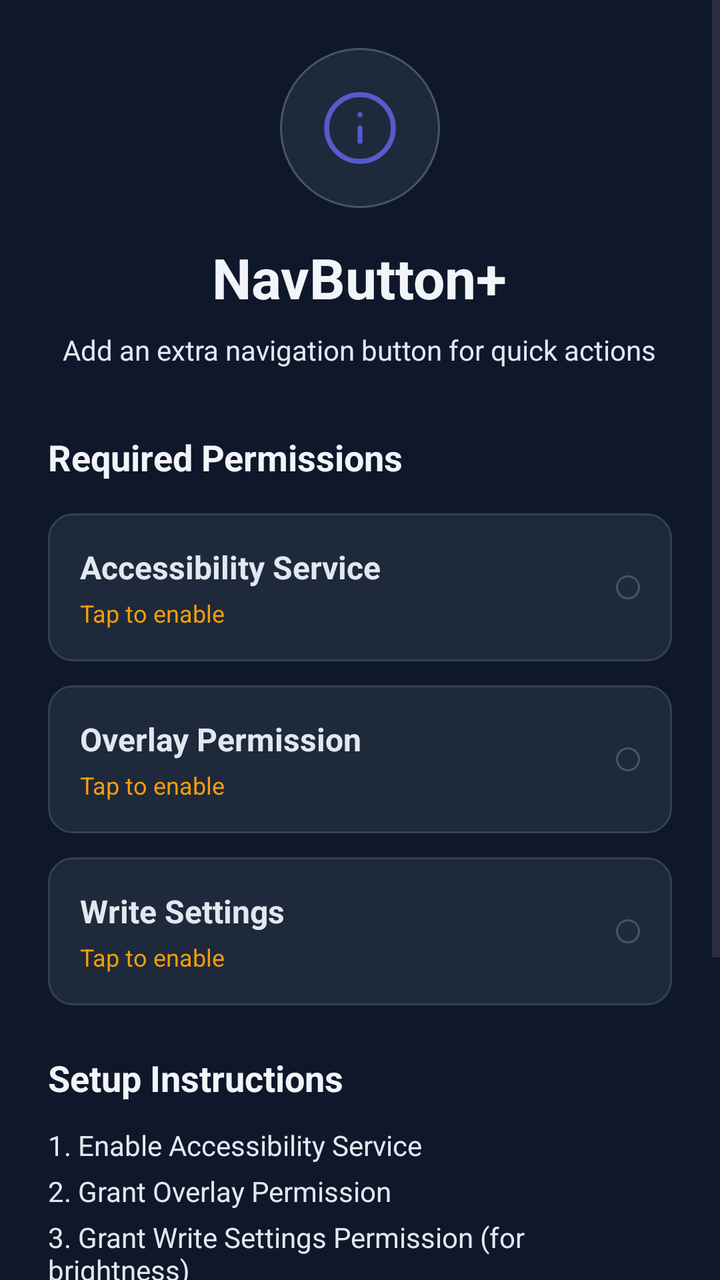
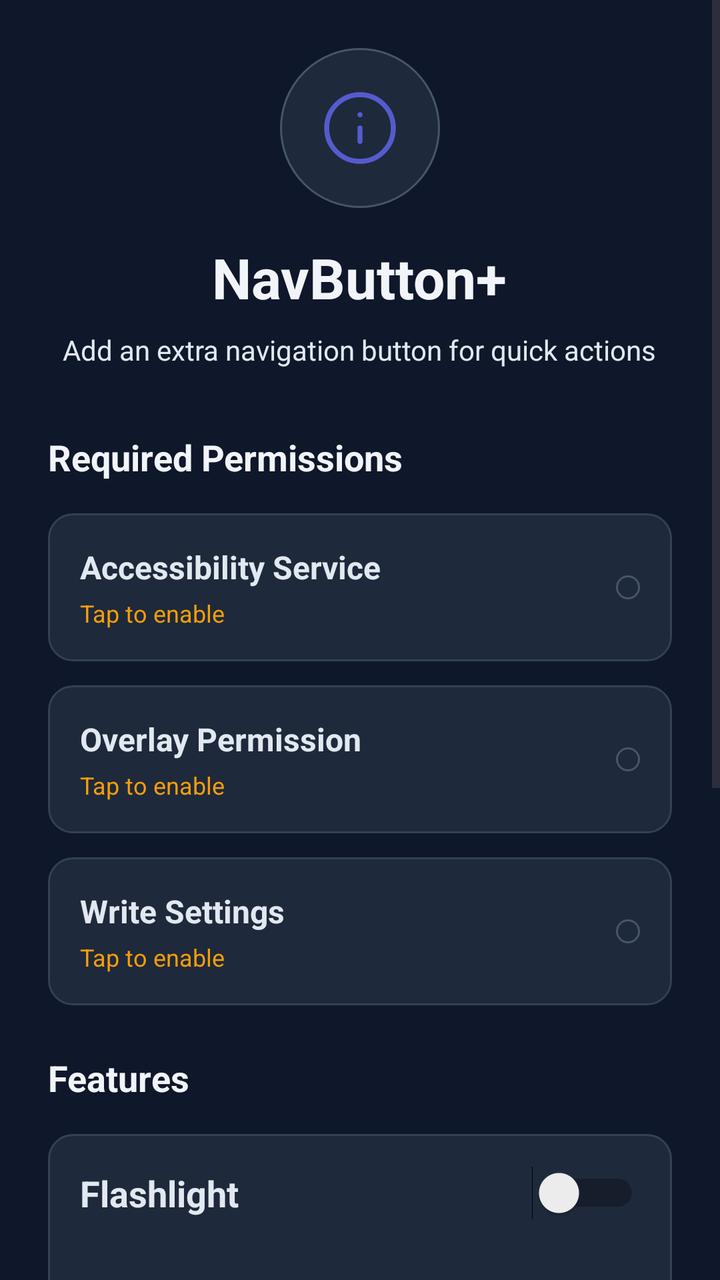

Two renders of the same Android screen: before a commit and after it. Below are the layout's source before the change and the commit's diff.
<!-- AndroidManifest.xml: activity theme Theme.AccessibilityMenu -->
<!-- res/layout/activity_main.xml -->
<?xml version="1.0" encoding="utf-8"?>
<ScrollView xmlns:android="http://schemas.android.com/apk/res/android"
    xmlns:app="http://schemas.android.com/apk/res-auto"
    android:layout_width="match_parent"
    android:layout_height="match_parent"
    android:background="@color/background"
    android:fillViewport="true">

    <LinearLayout
        android:layout_width="match_parent"
        android:layout_height="wrap_content"
        android:orientation="vertical"
        android:padding="24dp">

        
        <LinearLayout
            android:layout_width="match_parent"
            android:layout_height="wrap_content"
            android:layout_marginBottom="32dp"
            android:gravity="center"
            android:orientation="vertical">

            <ImageView
                android:layout_width="80dp"
                android:layout_height="80dp"
                android:layout_marginBottom="16dp"
                android:background="@drawable/nav_button_background"
                android:padding="20dp"
                android:src="@drawable/ic_nav_button"
                app:tint="@color/primary" />

            <TextView
                android:layout_width="wrap_content"
                android:layout_height="wrap_content"
                android:text="@string/welcome_title"
                android:textColor="@color/on_background"
                android:textSize="28sp"
                android:textStyle="bold" />

            <TextView
                android:layout_width="wrap_content"
                android:layout_height="wrap_content"
                android:layout_marginTop="8dp"
                android:text="@string/welcome_subtitle"
                android:textAlignment="center"
                android:textColor="@color/on_surface"
                android:textSize="14sp" />
        </LinearLayout>

        
        <TextView
            android:layout_width="wrap_content"
            android:layout_height="wrap_content"
            android:layout_marginBottom="16dp"
            android:text="Required Permissions"
            android:textColor="@color/on_background"
            android:textSize="18sp"
            android:textStyle="bold" />

        
        <LinearLayout
            android:id="@+id/accessibilityCard"
            android:layout_width="match_parent"
            android:layout_height="wrap_content"
            android:layout_marginBottom="12dp"
            android:background="@drawable/permission_card_background"
            android:clickable="true"
            android:focusable="true"
            android:orientation="horizontal"
            android:padding="16dp">

            <LinearLayout
                android:layout_width="0dp"
                android:layout_height="wrap_content"
                android:layout_weight="1"
                android:orientation="vertical">

                <TextView
                    android:layout_width="wrap_content"
                    android:layout_height="wrap_content"
                    android:text="@string/accessibility_permission"
                    android:textColor="@color/on_surface"
                    android:textSize="16sp"
                    android:textStyle="bold" />

                <TextView
                    android:id="@+id/accessibilityStatus"
                    android:layout_width="wrap_content"
                    android:layout_height="wrap_content"
                    android:layout_marginTop="4dp"
                    android:text="@string/status_disabled"
                    android:textColor="@color/warning"
                    android:textSize="12sp" />
            </LinearLayout>

            <View
                android:id="@+id/accessibilityIndicator"
                android:layout_width="12dp"
                android:layout_height="12dp"
                android:layout_gravity="center"
                android:background="@drawable/nav_button_background" />
        </LinearLayout>

        
        <LinearLayout
            android:id="@+id/overlayCard"
            android:layout_width="match_parent"
            android:layout_height="wrap_content"
            android:layout_marginBottom="12dp"
            android:background="@drawable/permission_card_background"
            android:clickable="true"
            android:focusable="true"
            android:orientation="horizontal"
            android:padding="16dp">

            <LinearLayout
                android:layout_width="0dp"
                android:layout_height="wrap_content"
                android:layout_weight="1"
                android:orientation="vertical">

                <TextView
                    android:layout_width="wrap_content"
                    android:layout_height="wrap_content"
                    android:text="@string/overlay_permission"
                    android:textColor="@color/on_surface"
                    android:textSize="16sp"
                    android:textStyle="bold" />

                <TextView
                    android:id="@+id/overlayStatus"
                    android:layout_width="wrap_content"
                    android:layout_height="wrap_content"
                    android:layout_marginTop="4dp"
                    android:text="@string/status_disabled"
                    android:textColor="@color/warning"
                    android:textSize="12sp" />
            </LinearLayout>

            <View
                android:id="@+id/overlayIndicator"
                android:layout_width="12dp"
                android:layout_height="12dp"
                android:layout_gravity="center"
                android:background="@drawable/nav_button_background" />
        </LinearLayout>

        
        <LinearLayout
            android:id="@+id/settingsCard"
            android:layout_width="match_parent"
            android:layout_height="wrap_content"
            android:layout_marginBottom="24dp"
            android:background="@drawable/permission_card_background"
            android:clickable="true"
            android:focusable="true"
            android:orientation="horizontal"
            android:padding="16dp">

            <LinearLayout
                android:layout_width="0dp"
                android:layout_height="wrap_content"
                android:layout_weight="1"
                android:orientation="vertical">

                <TextView
                    android:layout_width="wrap_content"
                    android:layout_height="wrap_content"
                    android:text="@string/write_settings_permission"
                    android:textColor="@color/on_surface"
                    android:textSize="16sp"
                    android:textStyle="bold" />

                <TextView
                    android:id="@+id/settingsStatus"
                    android:layout_width="wrap_content"
                    android:layout_height="wrap_content"
                    android:layout_marginTop="4dp"
                    android:text="@string/status_disabled"
                    android:textColor="@color/warning"
                    android:textSize="12sp" />
            </LinearLayout>

            <View
                android:id="@+id/settingsIndicator"
                android:layout_width="12dp"
                android:layout_height="12dp"
                android:layout_gravity="center"
                android:background="@drawable/nav_button_background" />
        </LinearLayout>

        
        <TextView
            android:layout_width="wrap_content"
            android:layout_height="wrap_content"
            android:layout_marginBottom="12dp"
            android:text="@string/instruction_title"
            android:textColor="@color/on_background"
            android:textSize="18sp"
            android:textStyle="bold" />

        <TextView
            android:layout_width="match_parent"
            android:layout_height="wrap_content"
            android:layout_marginBottom="4dp"
            android:text="@string/instruction_step1"
            android:textColor="@color/on_surface"
            android:textSize="14sp" />

        <TextView
            android:layout_width="match_parent"
            android:layout_height="wrap_content"
            android:layout_marginBottom="4dp"
            android:text="@string/instruction_step2"
            android:textColor="@color/on_surface"
            android:textSize="14sp" />

        <TextView
            android:layout_width="match_parent"
            android:layout_height="wrap_content"
            android:layout_marginBottom="4dp"
            android:text="@string/instruction_step3"
            android:textColor="@color/on_surface"
            android:textSize="14sp" />

        <TextView
            android:layout_width="match_parent"
            android:layout_height="wrap_content"
            android:layout_marginBottom="24dp"
            android:text="@string/instruction_step4"
            android:textColor="@color/on_surface"
            android:textSize="14sp" />

        
        <LinearLayout
            android:layout_width="match_parent"
            android:layout_height="wrap_content"
            android:layout_marginBottom="16dp"
            android:gravity="center"
            android:orientation="vertical">

            <TextView
                android:layout_width="wrap_content"
                android:layout_height="wrap_content"
                android:text="Service Status"
                android:textColor="@color/on_background"
                android:textSize="16sp"
                android:textStyle="bold" />

            <TextView
                android:id="@+id/serviceStatus"
                android:layout_width="wrap_content"
                android:layout_height="wrap_content"
                android:layout_marginTop="8dp"
                android:text="Inactive"
                android:textColor="@color/warning"
                android:textSize="24sp"
                android:textStyle="bold" />
        </LinearLayout>

        
        <View
            android:layout_width="match_parent"
            android:layout_height="0dp"
            android:layout_weight="1" />

        
        <TextView
            android:layout_width="match_parent"
            android:layout_height="wrap_content"
            android:layout_marginTop="16dp"
            android:text="Note: The navigation button appears on the right side of your screen. Works best with three-button navigation."
            android:textAlignment="center"
            android:textColor="@color/surface_variant"
            android:textSize="12sp" />

    </LinearLayout>
</ScrollView>
<!-- resources referenced by this layout -->
<resources>
  <color name="background">#0F172A</color>
  <color name="on_background">#F1F5F9</color>
  <color name="on_surface">#E2E8F0</color>
  <color name="primary">#6366F1</color>
  <color name="surface_variant">#334155</color>
  <color name="warning">#F59E0B</color>
  <!-- drawable nav_button_background (drawable) -->
  <?xml version="1.0" encoding="utf-8"?>
  <ripple xmlns:android="http://schemas.android.com/apk/res/android"
      android:color="@color/nav_button_pressed">
      <item>
          <shape android:shape="oval">
              <solid android:color="@color/nav_button_bg"/>
              <stroke
                  android:width="1dp"
                  android:color="@color/panel_border"/>
          </shape>
      </item>
  </ripple>
  <!-- drawable permission_card_background (drawable) -->
  <?xml version="1.0" encoding="utf-8"?>
  <shape xmlns:android="http://schemas.android.com/apk/res/android"
      android:shape="rectangle">
      <solid android:color="@color/surface"/>
      <corners android:radius="12dp"/>
      <stroke
          android:width="1dp"
          android:color="@color/surface_variant"/>
  </shape>
  <string name="accessibility_permission">Accessibility Service</string>
  <string name="instruction_step1">1. Enable Accessibility Service</string>
  <string name="instruction_step2">2. Grant Overlay Permission</string>
  <string name="instruction_step3">3. Grant Write Settings Permission (for brightness)</string>
  <string name="instruction_step4">4. The navigation button will appear on the right side</string>
  <string name="instruction_title">Setup Instructions</string>
  <string name="overlay_permission">Overlay Permission</string>
  <string name="status_disabled">Tap to enable</string>
  <string name="welcome_subtitle">Add an extra navigation button for quick actions</string>
  <string name="welcome_title">NavButton+</string>
  <string name="write_settings_permission">Write Settings</string>
  <style name="Theme.AccessibilityMenu" parent="Theme.Material3.DayNight.NoActionBar">
          <item name="colorPrimary">@color/primary</item>
          <item name="colorPrimaryVariant">@color/primary_variant</item>
          <item name="colorOnPrimary">@color/on_primary</item>
          <item name="colorSecondary">@color/secondary</item>
          <item name="colorSecondaryVariant">@color/secondary_variant</item>
          <item name="colorOnSecondary">@color/on_secondary</item>
          <item name="android:colorBackground">@color/background</item>
          <item name="colorSurface">@color/surface</item>
          <item name="colorOnSurface">@color/on_surface</item>
          <item name="android:statusBarColor">@color/background</item>
          <item name="android:navigationBarColor">@color/background</item>
          <item name="android:windowLightStatusBar">false</item>
      </style>
  <color name="nav_button_pressed">#334155</color>
  <color name="nav_button_bg">#1E293B</color>
  <color name="panel_border">#475569</color>
  <color name="surface">#1E293B</color>
  <color name="primary_variant">#4F46E5</color>
  <color name="on_primary">#FFFFFF</color>
  <color name="secondary">#10B981</color>
  <color name="secondary_variant">#059669</color>
  <color name="on_secondary">#FFFFFF</color>
  <!-- unchanged entries left out for length: 1 -->
</resources>

<!-- the commit's change to res/layout/activity_main.xml (unified diff, before → after) -->
@@ -193,6 +193,68 @@
         <TextView
             android:layout_width="wrap_content"
             android:layout_height="wrap_content"
+            android:layout_marginBottom="16dp"
+            android:text="Features"
+            android:textColor="@color/on_background"
+            android:textSize="18sp"
+            android:textStyle="bold" />
+
+        <LinearLayout
+            android:id="@+id/flashlightCard"
+            android:layout_width="match_parent"
+            android:layout_height="wrap_content"
+            android:layout_marginBottom="24dp"
+            android:background="@drawable/permission_card_background"
+            android:orientation="vertical"
+            android:padding="16dp">
+
+            <LinearLayout
+                android:layout_width="match_parent"
+                android:layout_height="wrap_content"
+                android:orientation="horizontal"
+                android:gravity="center_vertical"
+                android:layout_marginBottom="12dp">
+                
+                <TextView
+                    android:layout_width="0dp"
+                    android:layout_height="wrap_content"
+                    android:layout_weight="1"
+                    android:text="@string/action_flashlight"
+                    android:textColor="@color/on_surface"
+                    android:textSize="18sp"
+                    android:textStyle="bold" />
+
+                <Switch
+                    android:id="@+id/flashlightSwitch"
+                    android:layout_width="wrap_content"
+                    android:layout_height="wrap_content" />
+            </LinearLayout>
+
+            <LinearLayout
+                android:layout_width="match_parent"
+                android:layout_height="wrap_content"
+                android:gravity="center_vertical"
+                android:orientation="horizontal">
+                
+                <TextView
+                    android:layout_width="wrap_content"
+                    android:layout_height="wrap_content"
+                    android:text="Auto-Off Timer: "
+                    android:textColor="@color/on_surface"
+                    android:textSize="14sp" />
+
+                <Spinner
+                    android:id="@+id/flashlightTimerSpinner"
+                    android:layout_width="wrap_content"
+                    android:layout_height="wrap_content"
+                    android:minHeight="48dp" />
+            </LinearLayout>
+        </LinearLayout>
+
+        
+        <TextView
+            android:layout_width="wrap_content"
+            android:layout_height="wrap_content"
             android:layout_marginBottom="12dp"
             android:text="@string/instruction_title"
             android:textColor="@color/on_background"
<!-- resource entries referenced after the edit -->
@@ -30,6 +30,7 @@
           android:color="@color/surface_variant"/>
   </shape>
   <string name="accessibility_permission">Accessibility Service</string>
+  <string name="action_flashlight">Flashlight</string>
   <string name="instruction_step1">1. Enable Accessibility Service</string>
   <string name="instruction_step2">2. Grant Overlay Permission</string>
   <string name="instruction_step3">3. Grant Write Settings Permission (for brightness)</string>
